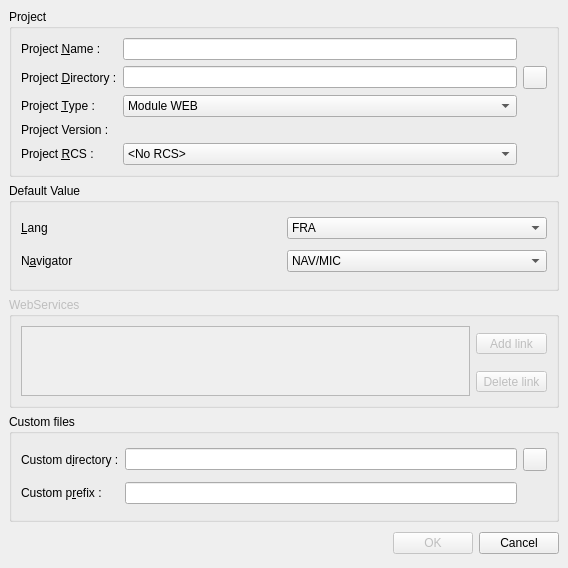
This is ui/projectproperty.ui in phoenix741/xinx as Qt 5 draws it before an edit. The edited form follows.
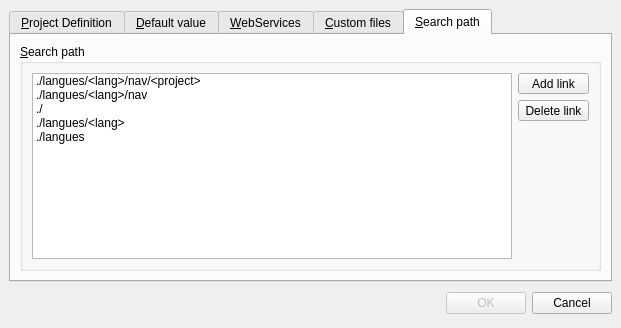
This is the edited form. The open tabs and pages were chosen to show the change. Icons and pictures are not drawn. Custom widgets are drawn as their Qt base class.

Commit message: On ajoute quelques propriétées sur la gestion des projets (Attention changement de version du fichier projet).

```diff
--- a/ui/projectproperty.ui
+++ b/ui/projectproperty.ui
@@ -5,8 +5,8 @@
    <rect>
     <x>0</x>
     <y>0</y>
-    <width>568</width>
-    <height>568</height>
+    <width>621</width>
+    <height>328</height>
    </rect>
   </property>
   <property name="windowTitle" >
@@ -20,6 +20,22 @@
     <number>6</number>
    </property>
    <item>
+    <widget class="QTabWidget" name="tabWidget" >
+     <property name="currentIndex" >
+      <number>0</number>
+     </property>
+     <widget class="QWidget" name="tabProjectDefinition" >
+      <attribute name="title" >
+       <string>&amp;Project Definition</string>
+      </attribute>
+      <layout class="QVBoxLayout" >
+       <property name="margin" >
+        <number>9</number>
+       </property>
+       <property name="spacing" >
+        <number>6</number>
+       </property>
+       <item>
     <widget class="QGroupBox" name="groupBox_3" >
      <property name="title" >
       <string>Project</string>
@@ -31,16 +47,38 @@
       <property name="spacing" >
        <number>6</number>
       </property>
-      <item row="2" column="0" >
-       <widget class="QLabel" name="label_7" >
+          <item row="2" column="1" >
+           <widget class="QComboBox" name="m_projectRCSComboBox" >
+            <item>
         <property name="text" >
-         <string>Project &amp;Type :</string>
-        </property>
-        <property name="buddy" >
-         <cstring>m_projectTypeCombo</cstring>
-        </property>
-       </widget>
-      </item>
+              <string>&lt;No RCS></string>
+             </property>
+            </item>
+            <item>
+             <property name="text" >
+              <string>CVS</string>
+             </property>
+            </item>
+            <item>
+             <property name="text" >
+              <string>SubVersion</string>
+             </property>
+            </item>
+           </widget>
+          </item>
+          <item row="1" column="1" >
+           <widget class="DirectoryEdit" name="m_projectLineEdit" />
+          </item>
+          <item row="1" column="2" >
+           <widget class="QToolButton" name="m_projectButton" >
+            <property name="icon" >
+             <iconset resource="../application.qrc" >:/images/folder.png</iconset>
+            </property>
+           </widget>
+          </item>
+          <item row="0" column="1" >
+           <widget class="QLineEdit" name="m_nameLineEdit" />
+          </item>
       <item row="0" column="0" >
        <widget class="QLabel" name="label_6" >
         <property name="text" >
@@ -51,7 +89,7 @@
         </property>
        </widget>
       </item>
-      <item row="4" column="0" >
+          <item row="2" column="0" >
        <widget class="QLabel" name="label_9" >
         <property name="text" >
          <string>Project &amp;RCS :</string>
@@ -61,42 +99,6 @@
         </property>
        </widget>
       </item>
-      <item row="0" column="2" >
-       <widget class="QLineEdit" name="m_nameLineEdit" />
-      </item>
-      <item row="1" column="3" >
-       <widget class="QToolButton" name="m_projectButton" >
-        <property name="icon" >
-         <iconset resource="../application.qrc" >:/images/folder.png</iconset>
-        </property>
-       </widget>
-      </item>
-      <item row="4" column="2" >
-       <widget class="QComboBox" name="m_projectRCSComboBox" >
-        <item>
-         <property name="text" >
-          <string>&lt;No RCS></string>
-         </property>
-        </item>
-        <item>
-         <property name="text" >
-          <string>CVS</string>
-         </property>
-        </item>
-        <item>
-         <property name="text" >
-          <string>SubVersion</string>
-         </property>
-        </item>
-       </widget>
-      </item>
-      <item row="3" column="0" >
-       <widget class="QLabel" name="label_8" >
-        <property name="text" >
-         <string>Project Version :</string>
-        </property>
-       </widget>
-      </item>
       <item row="1" column="0" >
        <widget class="QLabel" name="label_3" >
         <property name="text" >
@@ -107,33 +109,64 @@
         </property>
        </widget>
       </item>
-      <item row="2" column="2" >
-       <widget class="QComboBox" name="m_projectTypeCombo" >
-        <item>
-         <property name="text" >
-          <string>Module WEB</string>
-         </property>
+         </layout>
+        </widget>
         </item>
         <item>
+        <widget class="QGroupBox" name="groupBox_5" >
+         <property name="title" >
+          <string>&amp;Options</string>
+         </property>
+         <layout class="QGridLayout" >
+          <property name="margin" >
+           <number>9</number>
+          </property>
+          <property name="spacing" >
+           <number>6</number>
+          </property>
+          <item row="1" column="0" >
+           <widget class="QCheckBox" name="m_webServicesCheckBox" >
          <property name="text" >
-          <string>Module Services</string>
-         </property>
-        </item>
-       </widget>
-      </item>
-      <item row="3" column="2" >
-       <widget class="QLabel" name="m_configurationVersionLabel" >
+             <string>Project has Web&amp;Services</string>
+            </property>
+           </widget>
+          </item>
+          <item row="0" column="0" >
+           <widget class="QCheckBox" name="m_standardProjectCheckBox" >
         <property name="text" >
-         <string/>
+             <string>&amp;Project is standard</string>
         </property>
        </widget>
       </item>
-      <item row="1" column="2" >
-       <widget class="DirectoryEdit" name="m_projectLineEdit" />
-      </item>
      </layout>
     </widget>
    </item>
+       <item>
+        <spacer>
+         <property name="orientation" >
+          <enum>Qt::Vertical</enum>
+         </property>
+         <property name="sizeHint" >
+          <size>
+           <width>20</width>
+           <height>40</height>
+          </size>
+         </property>
+        </spacer>
+       </item>
+      </layout>
+     </widget>
+     <widget class="QWidget" name="tabDefaultValue" >
+      <attribute name="title" >
+       <string>&amp;Default value</string>
+      </attribute>
+      <layout class="QVBoxLayout" >
+       <property name="margin" >
+        <number>9</number>
+       </property>
+       <property name="spacing" >
+        <number>6</number>
+       </property>
    <item>
     <widget class="QGroupBox" name="groupBox" >
      <property name="title" >
@@ -146,6 +179,20 @@
       <property name="spacing" >
        <number>6</number>
       </property>
+          <item row="2" column="1" colspan="2" >
+           <widget class="QLabel" name="m_configurationVersionLabel" >
+            <property name="text" >
+             <string/>
+            </property>
+           </widget>
+          </item>
+          <item row="2" column="0" >
+           <widget class="QLabel" name="label_8" >
+            <property name="text" >
+             <string>Version :</string>
+            </property>
+           </widget>
+          </item>
       <item row="0" column="0" >
        <widget class="QLabel" name="label" >
         <property name="text" >
@@ -156,7 +203,7 @@
         </property>
        </widget>
       </item>
-      <item row="0" column="1" >
+          <item row="0" column="1" colspan="2" >
        <widget class="QComboBox" name="m_langComboBox" >
         <item>
          <property name="text" >
@@ -218,7 +265,7 @@
         </property>
        </widget>
       </item>
-      <item row="1" column="1" >
+          <item row="1" column="1" colspan="2" >
        <widget class="QComboBox" name="m_navigatorComboBox" >
         <item>
          <property name="text" >
@@ -242,6 +289,32 @@
     </widget>
    </item>
    <item>
+        <spacer>
+         <property name="orientation" >
+          <enum>Qt::Vertical</enum>
+         </property>
+         <property name="sizeHint" >
+          <size>
+           <width>20</width>
+           <height>40</height>
+          </size>
+         </property>
+        </spacer>
+       </item>
+      </layout>
+     </widget>
+     <widget class="QWidget" name="tabWebServices" >
+      <attribute name="title" >
+       <string>&amp;WebServices</string>
+      </attribute>
+      <layout class="QGridLayout" >
+       <property name="margin" >
+        <number>9</number>
+       </property>
+       <property name="spacing" >
+        <number>6</number>
+       </property>
+       <item row="0" column="0" >
     <widget class="QGroupBox" name="m_webServiceGroupBox" >
      <property name="enabled" >
       <bool>false</bool>
@@ -249,49 +322,98 @@
      <property name="title" >
       <string>WebServices</string>
      </property>
-     <layout class="QGridLayout" >
+         <layout class="QHBoxLayout" >
       <property name="margin" >
        <number>9</number>
       </property>
       <property name="spacing" >
        <number>6</number>
       </property>
-      <item row="1" column="1" >
-       <widget class="QToolButton" name="m_webServiceBtnDel" >
-        <property name="text" >
-         <string>Delete link</string>
-        </property>
-        <property name="icon" >
-         <iconset resource="../application.qrc" >:/images/remove.png</iconset>
-        </property>
-       </widget>
-      </item>
-      <item row="0" column="1" >
-       <widget class="QToolButton" name="m_webServiceBtnAdd" >
-        <property name="sizePolicy" >
-         <sizepolicy>
-          <hsizetype>5</hsizetype>
-          <vsizetype>0</vsizetype>
-          <horstretch>0</horstretch>
-          <verstretch>0</verstretch>
-         </sizepolicy>
-        </property>
-        <property name="text" >
-         <string>Add link</string>
-        </property>
-        <property name="icon" >
-         <iconset resource="../application.qrc" >:/images/add.png</iconset>
-        </property>
-       </widget>
-      </item>
-      <item rowspan="2" row="0" column="0" >
+          <item>
        <widget class="QListWidget" name="m_webServiceList" />
       </item>
-     </layout>
+          <item>
+           <layout class="QVBoxLayout" >
+            <property name="margin" >
+             <number>0</number>
+            </property>
+            <property name="spacing" >
+             <number>6</number>
+            </property>
+            <item>
+             <widget class="QToolButton" name="m_webServiceBtnAdd" >
+              <property name="sizePolicy" >
+               <sizepolicy>
+                <hsizetype>5</hsizetype>
+                <vsizetype>0</vsizetype>
+                <horstretch>0</horstretch>
+                <verstretch>0</verstretch>
+               </sizepolicy>
+              </property>
+              <property name="text" >
+               <string>Add link</string>
+              </property>
+              <property name="icon" >
+               <iconset resource="../application.qrc" >:/images/add.png</iconset>
+              </property>
     </widget>
    </item>
    <item>
-    <widget class="QGroupBox" name="groupBox_2" >
+             <widget class="QToolButton" name="m_webServiceBtnDel" >
+              <property name="text" >
+               <string>Delete link</string>
+              </property>
+              <property name="icon" >
+               <iconset resource="../application.qrc" >:/images/remove.png</iconset>
+              </property>
+             </widget>
+            </item>
+            <item>
+             <spacer>
+              <property name="orientation" >
+               <enum>Qt::Vertical</enum>
+              </property>
+              <property name="sizeHint" >
+               <size>
+                <width>20</width>
+                <height>40</height>
+               </size>
+              </property>
+             </spacer>
+            </item>
+           </layout>
+          </item>
+         </layout>
+        </widget>
+       </item>
+      </layout>
+     </widget>
+     <widget class="QWidget" name="tabCustomFiles" >
+      <attribute name="title" >
+       <string>&amp;Custom files</string>
+      </attribute>
+      <layout class="QGridLayout" >
+       <property name="margin" >
+        <number>9</number>
+       </property>
+       <property name="spacing" >
+        <number>6</number>
+       </property>
+       <item row="1" column="0" >
+        <spacer>
+         <property name="orientation" >
+          <enum>Qt::Vertical</enum>
+         </property>
+         <property name="sizeHint" >
+          <size>
+           <width>20</width>
+           <height>40</height>
+          </size>
+         </property>
+        </spacer>
+       </item>
+       <item row="0" column="0" >
+        <widget class="QGroupBox" name="m_customFileGroupBox" >
      <property name="title" >
       <string>Custom files</string>
      </property>
@@ -302,16 +424,13 @@
       <property name="spacing" >
        <number>6</number>
       </property>
-      <item row="1" column="1" >
-       <widget class="QLineEdit" name="m_prefixLineEdit" />
-      </item>
-      <item row="1" column="0" >
-       <widget class="QLabel" name="label_5" >
-        <property name="text" >
-         <string>Custom p&amp;refix :</string>
-        </property>
-        <property name="buddy" >
-         <cstring>m_prefixLineEdit</cstring>
+          <item row="0" column="1" >
+           <widget class="DirectoryEdit" name="m_specifiquePathLineEdit" />
+          </item>
+          <item row="0" column="2" >
+           <widget class="QToolButton" name="m_specifiquePathButton" >
+            <property name="icon" >
+             <iconset resource="../application.qrc" >:/images/folder.png</iconset>
         </property>
        </widget>
       </item>
@@ -325,17 +444,132 @@
         </property>
        </widget>
       </item>
-      <item row="0" column="2" >
-       <widget class="QToolButton" name="m_specifiquePathButton" >
+          <item row="1" column="0" >
+           <widget class="QLabel" name="label_5" >
+            <property name="text" >
+             <string>Custom p&amp;refix :</string>
+            </property>
+            <property name="buddy" >
+             <cstring>m_prefixLineEdit</cstring>
+            </property>
+           </widget>
+          </item>
+          <item row="1" column="1" >
+           <widget class="QLineEdit" name="m_prefixLineEdit" />
+          </item>
+         </layout>
+        </widget>
+       </item>
+      </layout>
+     </widget>
+     <widget class="QWidget" name="tabSearchPath" >
+      <attribute name="title" >
+       <string>&amp;Search path</string>
+      </attribute>
+      <layout class="QGridLayout" >
+       <property name="margin" >
+        <number>9</number>
+       </property>
+       <property name="spacing" >
+        <number>6</number>
+       </property>
+       <item row="0" column="0" >
+        <widget class="QGroupBox" name="m_searchPathGroupBox" >
+         <property name="title" >
+          <string>&amp;Search path</string>
+         </property>
+         <layout class="QHBoxLayout" >
+          <property name="margin" >
+           <number>9</number>
+          </property>
+          <property name="spacing" >
+           <number>6</number>
+          </property>
+          <item>
+           <widget class="QListWidget" name="m_searchPathList" >
+            <item>
+             <property name="text" >
+              <string>./langues/&lt;lang>/nav/&lt;project></string>
+             </property>
+            </item>
+            <item>
+             <property name="text" >
+              <string>./langues/&lt;lang>/nav</string>
+             </property>
+            </item>
+            <item>
+             <property name="text" >
+              <string>./</string>
+             </property>
+            </item>
+            <item>
+             <property name="text" >
+              <string>./langues/&lt;lang></string>
+             </property>
+            </item>
+            <item>
+             <property name="text" >
+              <string>./langues</string>
+             </property>
+            </item>
+           </widget>
+          </item>
+          <item>
+           <layout class="QVBoxLayout" >
+            <property name="margin" >
+             <number>0</number>
+            </property>
+            <property name="spacing" >
+             <number>6</number>
+            </property>
+            <item>
+             <widget class="QToolButton" name="m_searchPathBtnAdd" >
+              <property name="sizePolicy" >
+               <sizepolicy>
+                <hsizetype>5</hsizetype>
+                <vsizetype>0</vsizetype>
+                <horstretch>0</horstretch>
+                <verstretch>0</verstretch>
+               </sizepolicy>
+              </property>
+              <property name="text" >
+               <string>Add link</string>
+              </property>
         <property name="icon" >
-         <iconset resource="../application.qrc" >:/images/folder.png</iconset>
+               <iconset resource="../application.qrc" >:/images/add.png</iconset>
         </property>
        </widget>
       </item>
-      <item row="0" column="1" >
-       <widget class="DirectoryEdit" name="m_specifiquePathLineEdit" />
-      </item>
-     </layout>
+            <item>
+             <widget class="QToolButton" name="m_searchPathBtnDel" >
+              <property name="text" >
+               <string>Delete link</string>
+              </property>
+              <property name="icon" >
+               <iconset resource="../application.qrc" >:/images/remove.png</iconset>
+              </property>
+             </widget>
+            </item>
+            <item>
+             <spacer>
+              <property name="orientation" >
+               <enum>Qt::Vertical</enum>
+              </property>
+              <property name="sizeHint" >
+               <size>
+                <width>20</width>
+                <height>40</height>
+               </size>
+              </property>
+             </spacer>
+            </item>
+           </layout>
+          </item>
+         </layout>
+        </widget>
+       </item>
+      </layout>
+     </widget>
     </widget>
    </item>
    <item>
```
Left out of the diff: 41 changed lines with no effect on the pictures. Lines whose indentation alone changed are shown as unchanged. The commit also changes 6 other files.
